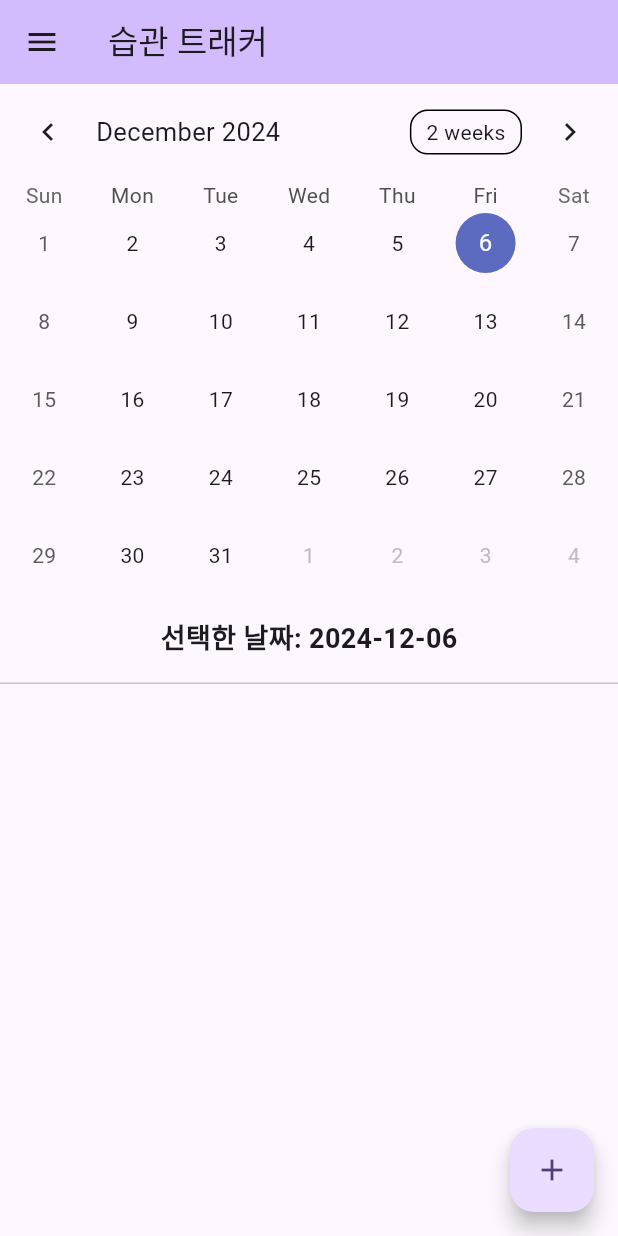
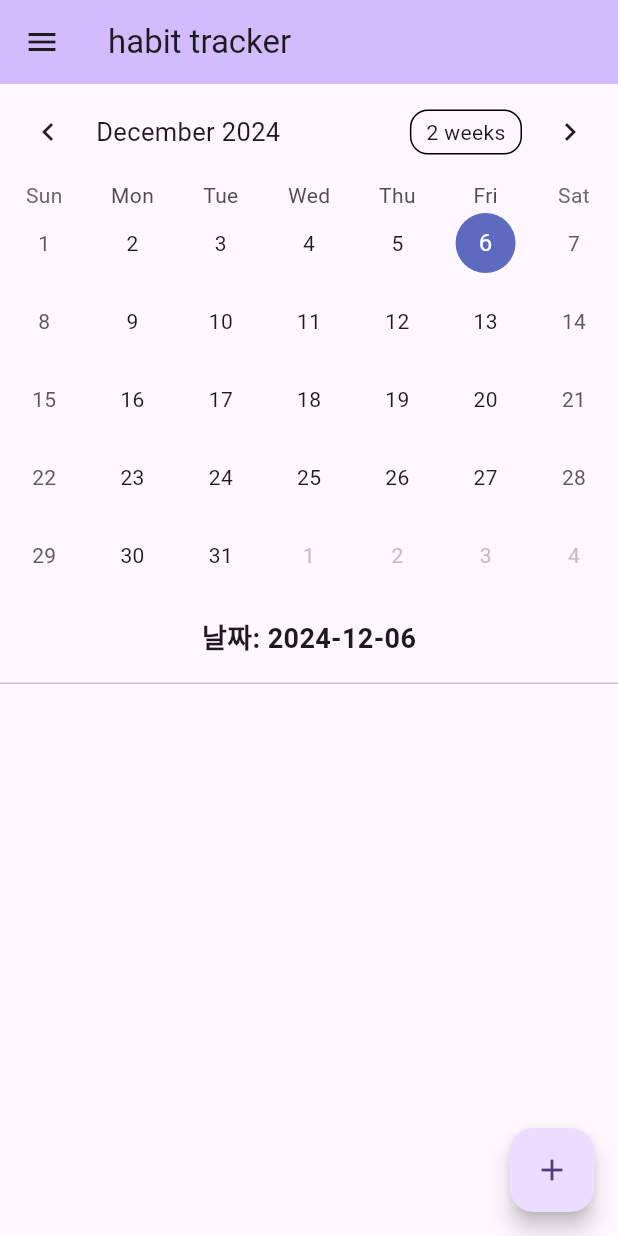
Before and after one commit to roxasventus/mobile_app_development, a Flutter app: the WeekPage screen opened directly, on a phone screen of 412 x 824 dp. Run offline on Flutter 3.47's test engine with Material 3 defaults, Android fonts, the phone set to English and light mode, and no system bars; drawn by our look-alikes of table_calendar; our stand-ins replace cloud_firestore, file_picker, firebase_auth, firebase_core, modal_progress_hud_nsn, open_file; accounts and stored records are empty.

Commit message:
습관 관리 페이지 이름, 사이드메뉴 이름

```diff
--- a/lib/SideMenu.dart
+++ b/lib/SideMenu.dart
@@ -58,7 +58,7 @@ class SideMenu extends StatelessWidget {
             },
           ),
           ListTile(
-            title: const Text('습관ㄴ'),
+            title: const Text('habit tracker'),
             onTap: () {
               Navigator.of(context).popUntil((route) => route.isFirst);
               Navigator.pushReplacement(
--- a/lib/WeekPage.dart
+++ b/lib/WeekPage.dart
@@ -27,7 +27,7 @@ class _WeekPageState extends State<WeekPage> {
   Widget build(BuildContext context) {
     return Scaffold(
       appBar: AppBar(
-        title: const Text('습관 트래커'),
+        title: const Text('habit tracker'),
         backgroundColor: Theme.of(context).colorScheme.inversePrimary,
         leading: Builder(
           builder: (context) {
@@ -59,7 +59,7 @@ class _WeekPageState extends State<WeekPage> {
           Padding(
             padding: const EdgeInsets.all(16.0),
             child: Text(
-              '선택한 날짜: ${_dateString(selectedDate)}',
+              '날짜: ${_dateString(selectedDate)}',
               style: const TextStyle(fontSize: 18, fontWeight: FontWeight.bold),
             ),
           ),
```
